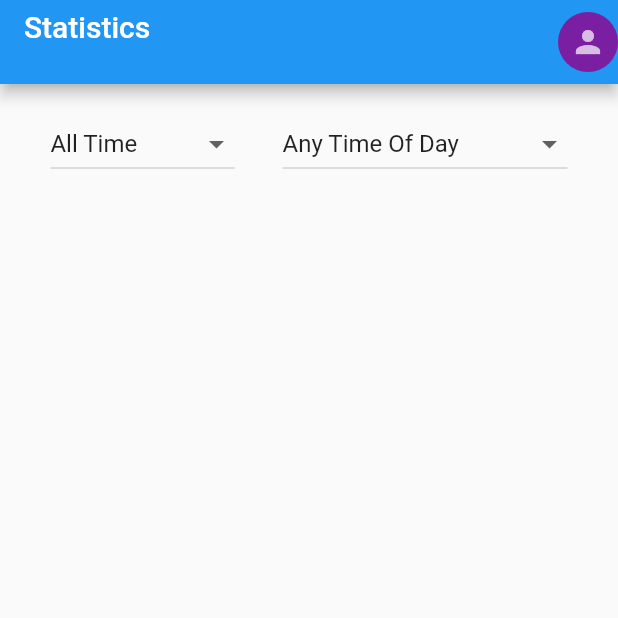
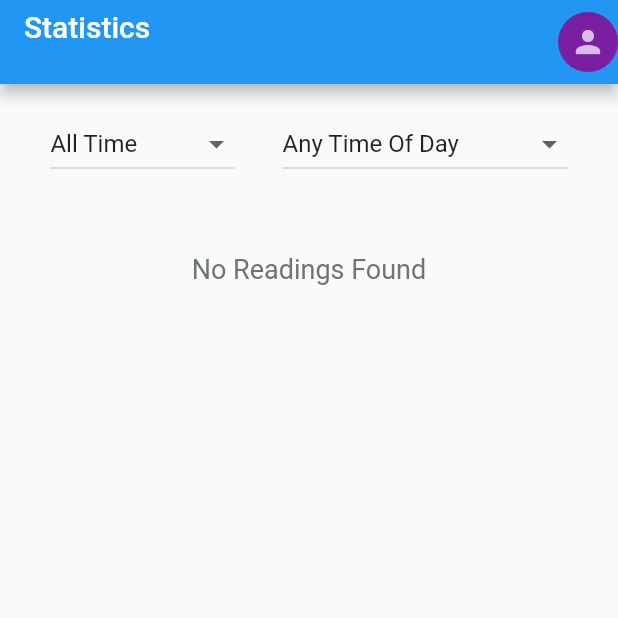
Before and after one commit to sachinshrestha483/BloodPressureLogger, a Flutter app: the StatisticsPage screen opened directly, on a phone screen of 412 x 824 dp, the top half of it. Run offline on Flutter 3.47's test engine with Material 2 defaults, Android fonts, the phone set to English and light mode, and no system bars; our stand-ins replace datetime_picker_formfield, flutter_riverpod, hexcolor, hive, hive_flutter; missing offline and left inert: uuid_type; accounts and stored records are empty; statements that could not run were skipped.

Commit message:
add Functions in bp repository to calculate the average bp readings according to filters

```diff
--- a/lib/config/typography.dart
+++ b/lib/config/typography.dart
@@ -14,6 +14,13 @@ class AppTypography {
 
     static TextStyle PrimaryText = TextStyle(
       fontSize: 18, fontWeight: FontWeight.normal, color: Pallete.GrayTextColor);
+      static TextStyle SecondaryText = TextStyle(
+      fontSize: 16, fontWeight: FontWeight.normal, color: Pallete.GrayTextColor);
+
+
+      static TextStyle PrimaryHeadingThin = TextStyle(
+      fontSize: 35, fontWeight: FontWeight.normal, color: Pallete.GrayTextColor);
+
 
 
 }
--- /dev/null
+++ b/lib/domain/bp_repository/src/models/averagebp_model.dart
@@ -0,0 +1,10 @@
+class AverageBp{
+
+late int  AverageSystolic;
+late int AverageDiastolic;
+late int AveragePulse;
+late int TotalReadings;
+late int NumberOfDays;
+
+
+}
--- /dev/null
+++ b/lib/pages/analysis/widgets/noReadings.dart
@@ -0,0 +1,10 @@
+import 'package:flutter/material.dart';
+import 'package:flutter/widgets.dart';
+import 'package:flutter/cupertino.dart';
+import 'package:mvp1/config/config.dart';
+import 'package:mvp1/widgets/safetext.dart';
+
+
+Widget NoReadings(){
+  return BuildSafeText("No Readings Found",AppTypography.PrimaryText );
+}
--- a/lib/pages/statistics/view/statistics_page.dart
+++ b/lib/pages/statistics/view/statistics_page.dart
@@ -1,13 +1,22 @@
 import 'package:flutter/material.dart';
 import 'package:flutter/cupertino.dart';
 import 'package:flutter/widgets.dart';
+import 'package:hive_flutter/hive_flutter.dart';
+import 'package:mvp1/config/config.dart';
+import 'package:mvp1/config/typography.dart';
+import 'package:mvp1/domain/bp_repository/src/bp_repository.dart';
+import 'package:mvp1/domain/bp_repository/src/models/models.dart';
 import 'package:mvp1/domain/reporting/enums/TimeRangeOfDay.dart';
 import 'package:mvp1/domain/reporting/enums/days.dart';
+import 'package:mvp1/pages/analysis/widgets/noReadings.dart';
+import 'package:mvp1/providers/userProvider.dart';
 import 'package:mvp1/widgets/filters.dart';
+import 'package:mvp1/widgets/safetext.dart';
 import 'package:mvp1/widgets/userspecificappbar.dart';
+import 'package:flutter_riverpod/flutter_riverpod.dart';
 
 class StatisticsPage extends StatefulWidget {
-  const StatisticsPage({ Key? key }) : super(key: key);
+  const StatisticsPage({Key? key}) : super(key: key);
 
   @override
   _StatisticsPageState createState() => _StatisticsPageState();
@@ -18,7 +27,7 @@ class _StatisticsPageState extends State<StatisticsPage> {
   Days days = Days.All_time;
   TimeRangeOfDay dayTimeRange = TimeRangeOfDay.Any_Time_of_Day;
 
-    void SetDaysAndDayTimeRange(
+  void SetDaysAndDayTimeRange(
       Days selectedDays, TimeRangeOfDay selectedDayTimeRange) {
     setState(() {
       dayTimeRange = selectedDayTimeRange;
@@ -32,25 +41,105 @@ class _StatisticsPageState extends State<StatisticsPage> {
     });
   }
 
-
   @override
   Widget build(BuildContext context) {
     return Scaffold(
       appBar: UserSpecificAppBar("Statistics", context),
-    body: Column(
+      body: Column(
         children: [
           Filters(
               onDateRangeChanged: SetDateTimeRange,
               onDaysAndDayTimeOfDayChange: SetDaysAndDayTimeRange),
-              SizedBox(height: 15,),
+          SizedBox(
+            height: 15,
+          ),
+          Padding(
+            padding: const EdgeInsets.all(18.0),
+            child: Column(
+              children: [
+                Consumer(builder: (context, watch, child) {
+                  final selectedProfileId =
+                      watch(selectedProfileProvider).state;
 
+                  return ValueListenableBuilder<Box<Bp>>(
+                    valueListenable: BpRepository.GetBox().listenable(),
+                    builder: (context, box, _) {
+                      final readings = box.values
+                          .toList()
+                          .cast<Bp>()
+                          .where(
+                              (element) => element.userId == selectedProfileId)
+                          .toList();
+                      if (readings.length == 0) {
+                        return Text("No Readings Found", style: AppTypography.PrimaryText,);
+                      }
+                      var averageBp = BpRepository.GetAverageBp(
+                          days, dayTimeRange, dateRange, readings);
 
+                      // if (averageBp == null) {
+                      //   return Column(
+                      //     children: [
+                      //       NoReadings(),
+                      //     ],
+                      //   );
+                      // }
 
+                      return !(readings.length==0 || averageBp==null)? Column(
+                        children: [
+                          Row(
+                            children: [
+                              BuildSafeText(
+                                  "Average Blood Pressure (${averageBp.NumberOfDays} days)",
+                                  AppTypography.SecondaryText),
+                              // ("Average Blood Pressure (30 days)", textAlign: TextAlign.left,),
+                            ],
+                          ),
+                          Row(
+                            children: [
 
+                              Flexible(
+                                flex: 3,
+                                child: Row(
+                                  crossAxisAlignment:
+                                      CrossAxisAlignment.baseline,
+                                  textBaseline: TextBaseline.alphabetic,
+                                  children: [
+                                    BuildSafeText(
+                                        '${averageBp.AverageSystolic}/${averageBp.AverageDiastolic}',
+                                        AppTypography.PrimaryHeadingThin),
+                                    BuildSafeText(
+                                        " mmHg", AppTypography.SecondaryText)
+                                  ],
+                                ),
+                              ),
+                              Flexible(
+                                  flex: 1,
+                                  child: Row(
+                                    children: [
+                                      Icon(
+                                        Icons.circle,
+                                        color: Pallete.LightGreen,
+                                      ),
+                                      BuildSafeText(
+                                          "  Normal", AppTypography.PrimaryText)
+                                    ],
+                                  ))
+                            ],
+                          ),
+                          // Text(
+
+                          //     "Avg Systolic - ${averageBp.AverageSystolic} \n  Avg Diastolic - ${averageBp.AverageDiastolic}  \n   Avg Pulse  - ${averageBp.AveragePulse}  \n    Avg Days  - ${averageBp.TotalReadings} "
+                          //     ),
+                        ],
+                      ):Text("No Readings Found", style: AppTypography.PrimaryText,);
+                    },
+                  );
+                }),
+              ],
+            ),
+          )
         ],
       ),
-
-
     );
   }
 }
```
Also changed, not shown: lib/Utility/dateTimeHelpers.dart (added, +48 -0 lines), lib/domain/bp_repository/src/bp_repository.dart (+156 -19 lines), lib/domain/reporting/enums/enumHelper.dart (+23 -0 lines).
